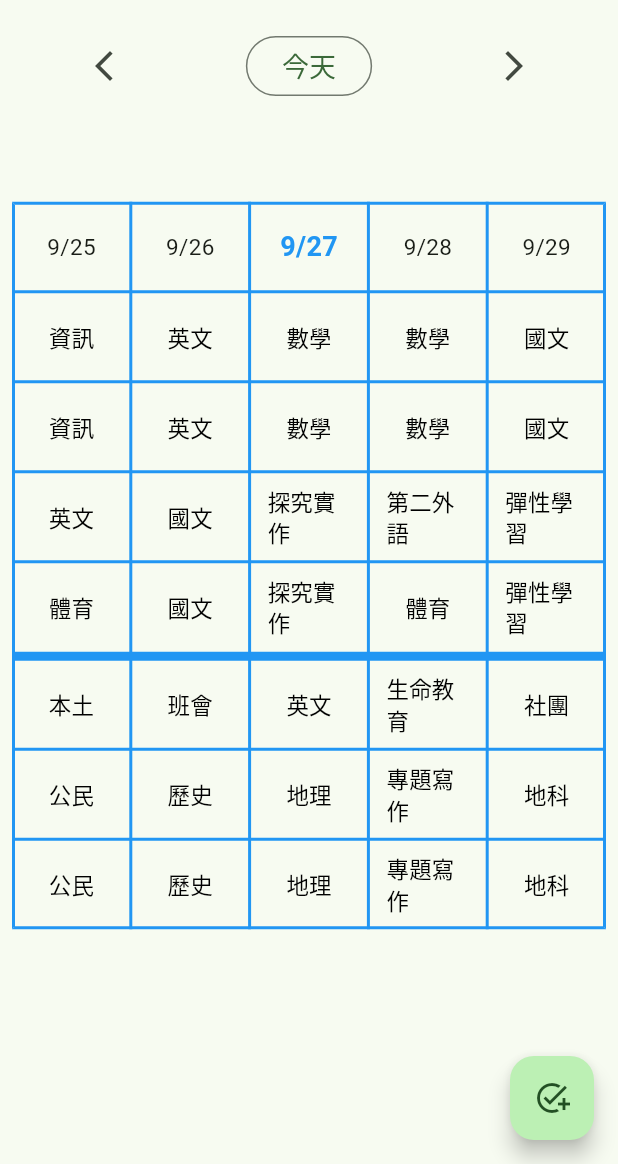
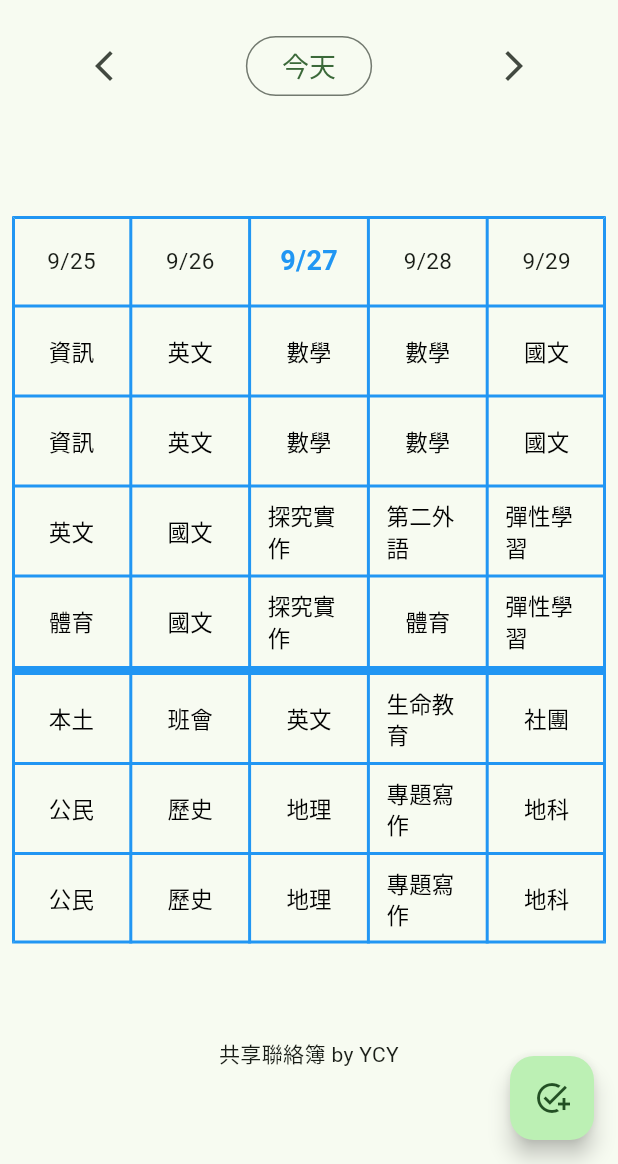
Before and after one commit to ycy-0510/class_todo_tfg, a Flutter app: the screen it shows once a user with an empty profile is signed in, on a phone screen of 412 x 824 dp, the part 72-1236 px from its top. Run offline on Flutter 3.47's test engine with Material 2 defaults, Android fonts, the phone set to English and light mode, and no system bars; our stand-ins replace cloud_firestore, connectivity_plus, firebase_auth, firebase_core, flutter_native_splash, flutter_riverpod and 2 more; missing offline and left inert: dart:html, pwa_install; accounts and stored records are empty; statements that could not run were skipped.

Commit message:
add dev name

```diff
--- a/lib/page/home_page.dart
+++ b/lib/page/home_page.dart
@@ -251,13 +251,27 @@ class HomeBody extends ConsumerWidget {
                       }
                     },
                   ),
-                  const SizedBox(height: 100),
+                  const SizedBox(height: 50),
+                  const Padding(
+                    padding: EdgeInsets.symmetric(vertical: 5),
+                    child: Text(
+                      '共享聯絡簿 by YCY',
+                      textAlign: TextAlign.center,
+                    ),
+                  ),
                 ],
               ),
             );
           } else {
-            return const Center(
-              child: CircularProgressIndicator(),
+            return const Column(
+              mainAxisAlignment: MainAxisAlignment.center,
+              children: [
+                CircularProgressIndicator(),
+                SizedBox(
+                  height: 20,
+                ),
+                Text('共享聯絡簿 by YCY'),
+              ],
             );
           }
         } else {
@@ -269,6 +283,10 @@ class HomeBody extends ConsumerWidget {
                 size: 50,
               ),
               Text('您已離線，請連接網路以繼續使用'),
+              SizedBox(
+                height: 20,
+              ),
+              Text('共享聯絡簿 by YCY'),
             ],
           );
         }
```
